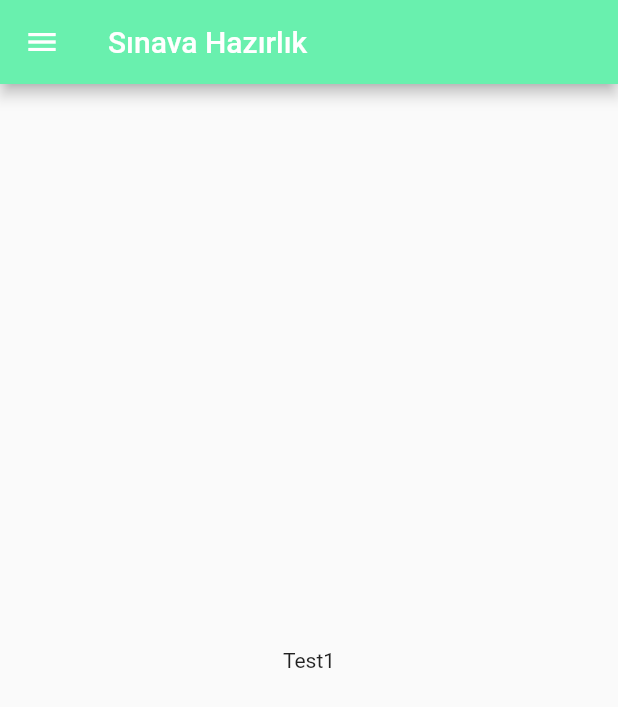
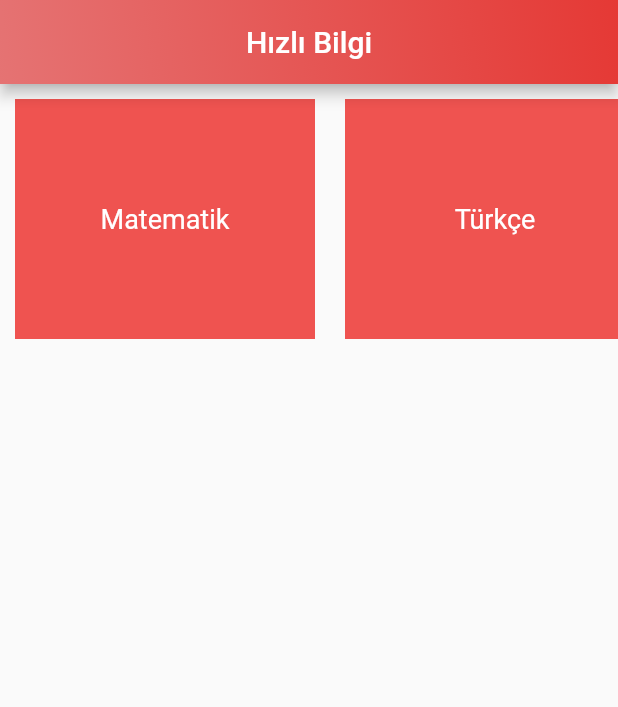
Before and after one commit to batuhankizil/Quiz-Exam-Flutter-App, a Flutter app: the screen it shows after launch, on a phone screen of 412 x 824 dp. Shown: the top 707 px of the screen. Run offline on Flutter 3.47's test engine with Material 2 defaults, Android fonts, the phone set to English and light mode, and no system bars.

```diff
--- /dev/null
+++ b/lib/HomePage.dart
@@ -0,0 +1,63 @@
+import 'package:flutter/material.dart';
+import 'package:flutter/rendering.dart';
+
+void main() => runApp(HomePage());
+
+class HomePage extends StatelessWidget {
+  @override
+  Widget build(BuildContext context) {
+    return MaterialApp(
+      title: 'Flutter Demo',
+      theme: ThemeData(
+        primarySwatch: Colors.indigo,
+      ),
+      home: Scaffold(
+        appBar: AppBar(
+          title: Text('Hızlı Bilgi'),
+          flexibleSpace: Container(
+            decoration: BoxDecoration(
+              gradient: LinearGradient(
+                colors: [Colors.red.shade300, Colors.red.shade600],
+                begin: Alignment.bottomLeft,
+                end: Alignment.topRight,
+              ),
+            ),
+          ),
+          centerTitle: true,
+        ),
+        body: Container(
+          height: 180,
+          child: ListView(
+            scrollDirection: Axis.horizontal,
+            children: <Widget>[
+              Container(
+                margin: EdgeInsets.all(10),
+                width: 200,
+                color: Colors.red.shade400,
+                child: const Center(child: Text('Matematik', style: TextStyle(fontSize: 18, color: Colors.white),)),
+              ),
+              Container(
+                margin: EdgeInsets.all(10),
+                width: 200,
+                color: Colors.red.shade400,
+                child: const Center(child: Text('Türkçe', style: TextStyle(fontSize: 18, color: Colors.white),)),
+              ),
+              Container(
+                margin: EdgeInsets.all(10),
+                width: 200,
+                color: Colors.red.shade400,
+                child: const Center(child: Text('Fizik', style: TextStyle(fontSize: 18, color: Colors.white),)),
+              ),
+              Container(
+                margin: EdgeInsets.all(10),
+                width: 200,
+                color: Colors.red.shade400,
+                child: const Center(child: Text('Ingilizce', style: TextStyle(fontSize: 18, color: Colors.white),)),
+              ),
+            ],
+          ),
+        ),
+      ),
+    );
+  }
+}
--- a/lib/main.dart
+++ b/lib/main.dart
@@ -1,13 +1,12 @@
 import 'package:flutter/material.dart';
-import 'my_drawer_header.dart';
+
+import 'HomePage.dart';
 
 void main() {
-  runApp(const MyApp());
+  runApp(MyApp());
 }
 
 class MyApp extends StatelessWidget {
-  const MyApp({Key? key}) : super(key: key);
-
   @override
   Widget build(BuildContext context) {
     return MaterialApp(
@@ -16,39 +15,3 @@ class MyApp extends StatelessWidget {
     );
   }
 }
-
-class HomePage extends StatefulWidget {
-  const HomePage({Key? key}) : super(key: key);
-
-  @override
-  State<HomePage> createState() => _HomePageState();
-}
-
-class _HomePageState extends State<HomePage> {
-  @override
-  Widget build(BuildContext context) {
-    return Scaffold(
-      appBar: AppBar(
-        backgroundColor: Colors.greenAccent,
-        title: Text("Sınava Hazırlık"),
-      ),
-      body: Container(
-        child: Center(
-          child: Text("Test1"),
-        ),
-      ),
-      drawer:  Drawer(
-          child: SingleChildScrollView(
-            child: Container(
-              child: Column(
-                children: [
-                  MyHeaderDrawer(),
-                  //MyDrawerList(),
-                ],
-              ),
-            ),
-          )
-      ),
-    );
-  }
-}
```
Also changed, not shown: 1 other file.
